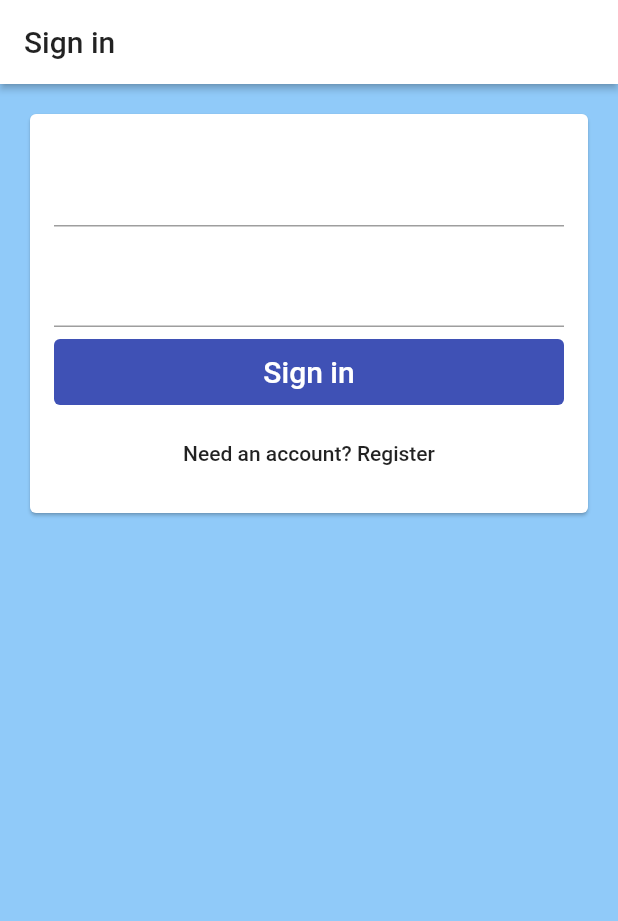
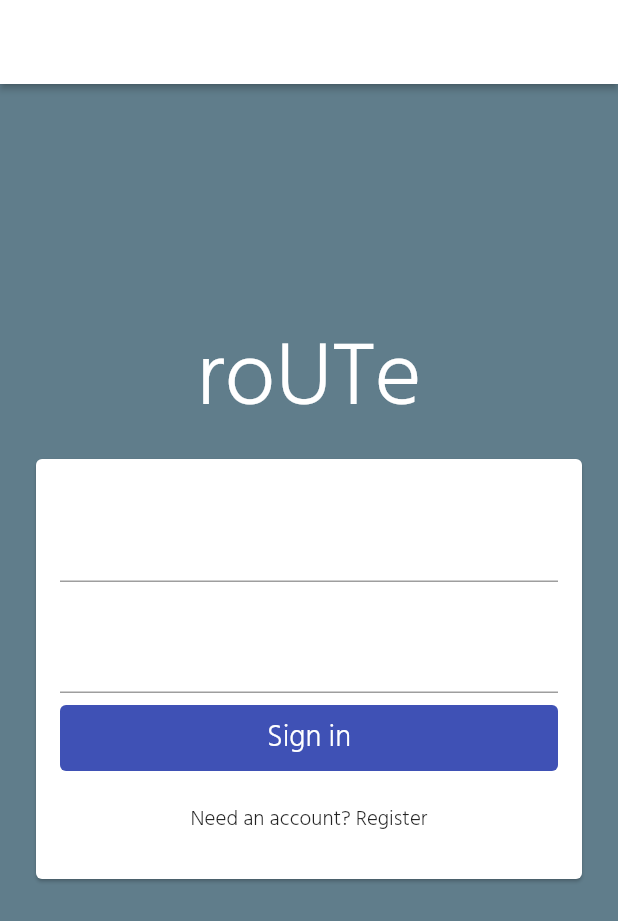
Before and after one commit to txconvergent/s20-community-safety, a Flutter app: the screen it shows after launch, on a phone screen of 412 x 824 dp. Shown: the top 921 px of the screen. Run offline on Flutter 3.47's test engine with Material 2 defaults, Android fonts, the phone set to English and light mode, and no system bars; our stand-ins replace firebase_auth, google_maps_flutter; missing offline and left inert: floating_search_bar; accounts and stored records are empty.

Commit message:
some UI changes
fontfamily, color, placement of sign in

```diff
--- a/route/lib/landing_page.dart
+++ b/route/lib/landing_page.dart
@@ -13,14 +13,14 @@ class LandingPage extends StatelessWidget {
       builder: (context, snapshot) {
         if(snapshot.connectionState == ConnectionState.active) {
           User user = snapshot.data;
-          if(user == null) {
+          // if(user == null) {
             return EmailSignIn();
-          } else {
-            return HomePage();
-          }
-        } else {
-          return Scaffold(body: Center(child: CircularProgressIndicator()));
+           //} else {
+             return HomePage();
+           //}
+         } else {
+           return Scaffold(body: Center(child: CircularProgressIndicator()));
         }
-      });
+        });
   }
 }
--- a/route/lib/screens/sign_in/email_sign_in.dart
+++ b/route/lib/screens/sign_in/email_sign_in.dart
@@ -6,14 +6,17 @@ import 'components/email_sign_in_form.dart';
 class EmailSignIn extends StatelessWidget {
   @override
   Widget build(BuildContext context) {
-    return Scaffold(appBar: AppBar(title: Text('Sign in'), elevation: 2),
+    return
+        Scaffold(appBar: AppBar(elevation: 2),
             body: SingleChildScrollView(
-              child: Padding(padding: const EdgeInsets.all(16.0),
-                child: Card(
+              child: Padding(padding: EdgeInsets.symmetric(vertical: 150, horizontal: 20),
+              child:Column(
+                children: <Widget>[
+                  Text("roUTe", style: TextStyle(fontFamily: 'Hind', fontSize: 60, color: Colors.white)),
+                  Card(
                   child: EmailForm.create(context))
-                )
-              ),
+            ]))),
             backgroundColor: appTheme().backgroundColor,
-    );
+        );
   }
 }
--- a/route/lib/theme/style.dart
+++ b/route/lib/theme/style.dart
@@ -6,8 +6,11 @@ ThemeData appTheme() {
     accentColor: Colors.orange,
     hintColor: Colors.white,
     dividerColor: Colors.white,
+    backgroundColor: Colors.blueGrey,
     buttonColor: Colors.blueGrey[300],
     scaffoldBackgroundColor: Color(0xFF242f3e),
-    canvasColor: Colors.grey,
+    canvasColor: Colors.white,
+    fontFamily: 'Hind'
   );
+
 }
```
Also changed, not shown: route/pubspec.yaml (+5 -6 lines), route/assets/Hind-Bold.ttf (added), route/assets/Hind-Light.ttf (added), 2 other files.
